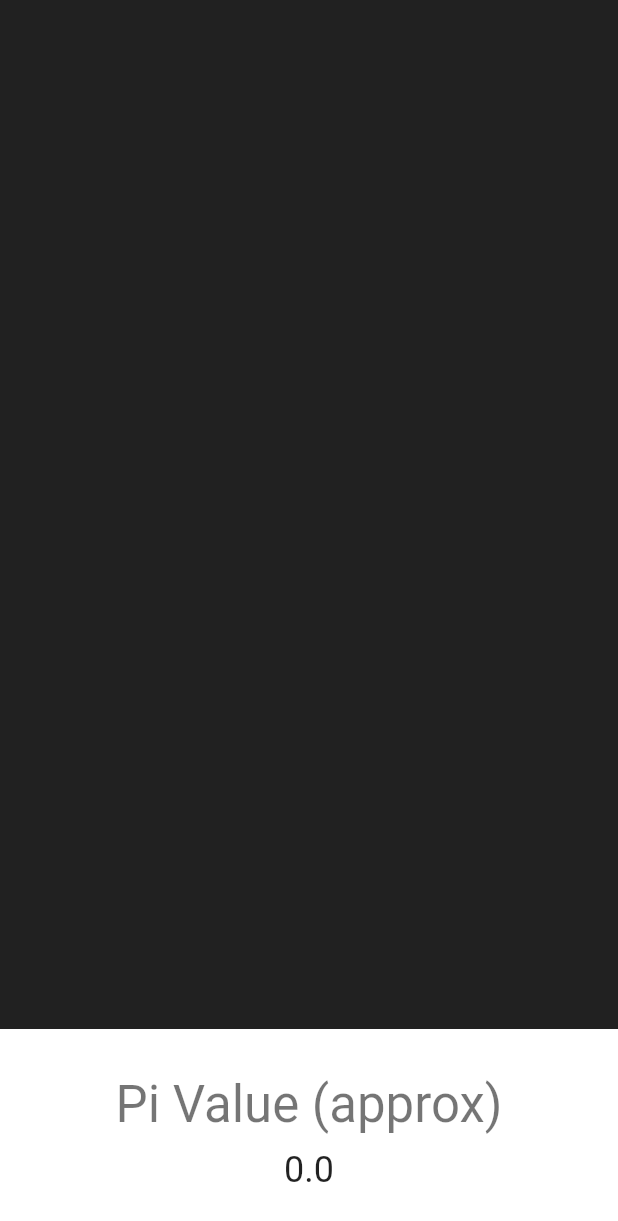
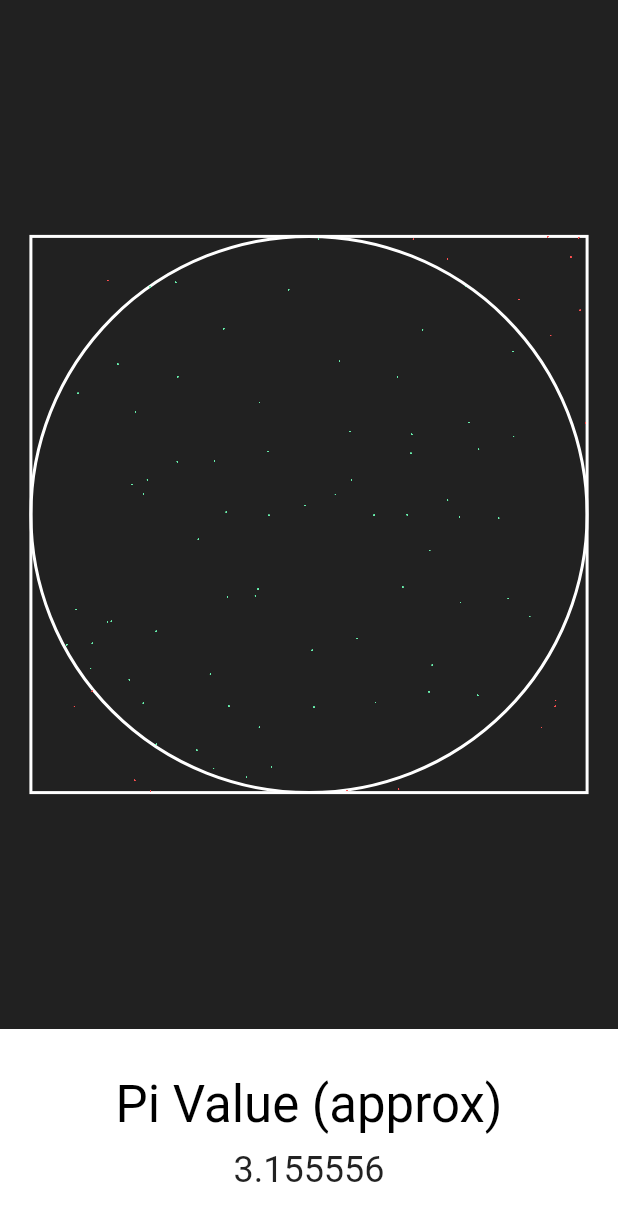
Before and after one commit to akshansh2000/pi_approximation, a Flutter app: the screen it shows after launch, on a phone screen of 412 x 824 dp. Shown: the top 1221 px of the screen. Run offline on Flutter 3.47's test engine with Material 2 defaults, Android fonts, the phone set to English and light mode, and no system bars.

```diff
--- a/lib/main.dart
+++ b/lib/main.dart
@@ -1,5 +1,7 @@
 import 'package:flutter/material.dart';
 import 'package:flutter/services.dart';
+
+import 'dart:math' as math;
 
 main() {
   runApp(
@@ -10,9 +12,16 @@ main() {
   );
 }
 
-class MyApp extends StatelessWidget {
+class MyApp extends StatefulWidget {
   const MyApp({Key key}) : super(key: key);
 
+  @override
+  _MyAppState createState() => _MyAppState();
+}
+
+double pi = 0;
+
+class _MyAppState extends State<MyApp> {
   @override
   Widget build(BuildContext context) {
     SystemChrome.setSystemUIOverlayStyle(
@@ -28,29 +37,12 @@ class MyApp extends StatelessWidget {
       DeviceOrientation.portraitUp,
     ]);
 
-    return Scaffold(
-      backgroundColor: Colors.grey[900],
-      bottomNavigationBar: CustomBottomBar(),
-    );
-  }
-}
-
-class CustomBottomBar extends StatefulWidget {
-  CustomBottomBar({Key key}) : super(key: key);
-
-  @override
-  _CustomBottomBarState createState() => _CustomBottomBarState();
-}
-
-class _CustomBottomBarState extends State<CustomBottomBar> {
-  double pi = 0;
-
-  @override
-  Widget build(BuildContext context) {
     WidgetsBinding.instance
         .addPostFrameCallback((timeStamp) => setState(() {}));
 
-    return BottomAppBar(
+    return Scaffold(
+      backgroundColor: Colors.grey[900],
+      bottomNavigationBar: BottomAppBar(
         elevation: 0,
         color: Colors.white,
         child: Padding(
@@ -61,16 +53,83 @@ class _CustomBottomBarState extends State<CustomBottomBar> {
             children: <Widget>[
               Text(
                 "Pi Value (approx)",
-              style: Theme.of(context).textTheme.headline4,
+                style: Theme.of(context).textTheme.headline4.copyWith(
+                      color: Colors.black,
+                    ),
               ),
               SizedBox(height: 10),
               Text(
-              "$pi",
+                "${pi.toStringAsFixed(6)}",
                 style: Theme.of(context).textTheme.headline5,
               ),
             ],
           ),
         ),
+      ),
+      body: CustomPaint(
+        painter: SimulationPainter(),
+        child: Container(),
+      ),
     );
   }
 }
+
+final coordinates = List<List<double>>();
+
+class SimulationPainter extends CustomPainter {
+  final randomGenerator = math.Random();
+  double x, y;
+  int insideCircle = 0, total = 0;
+
+  @override
+  void paint(Canvas canvas, Size size) {
+    final radius = size.width * 9 / 20;
+
+    final paint = Paint()
+      ..style = PaintingStyle.stroke
+      ..strokeWidth = 2
+      ..color = Colors.white;
+
+    canvas.translate(size.width / 2, size.height / 2);
+
+    canvas.drawCircle(Offset(0, 0), radius, paint);
+    canvas.drawRect(
+      Rect.fromCenter(
+        center: Offset(0, 0),
+        height: radius * 2,
+        width: radius * 2,
+      ),
+      paint,
+    );
+
+    paint.style = PaintingStyle.fill;
+    for (int i = 0; i < 90; i++) {
+      x = -radius + randomGenerator.nextDouble() * radius * 2;
+      y = -radius + randomGenerator.nextDouble() * radius * 2;
+
+      coordinates.add([x, y]);
+
+      ++total;
+      if (x * x + y * y < radius * radius) ++insideCircle;
+    }
+
+    coordinates.forEach((element) {
+      x = element[0];
+      y = element[1];
+
+      paint.color = (x * x + y * y > radius * radius)
+          ? Colors.redAccent
+          : Colors.greenAccent;
+
+      canvas.drawCircle(Offset(x, y), 0.3, paint);
+
+      pi = insideCircle / total * 4;
+    });
+  }
+
+  @override
+  bool shouldRepaint(SimulationPainter oldDelegate) => true;
+
+  @override
+  bool shouldRebuildSemantics(SimulationPainter oldDelegate) => false;
+}
```
Lines whose indentation alone changed are shown as unchanged.
